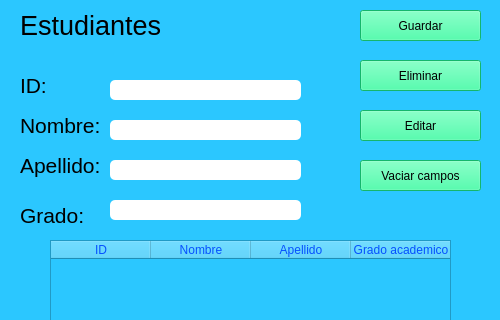
Old version of the form Interfaz.ui in the repository FranciscoMelen10/Practica-con-Qt-Desinger-y-Mysql; both pictures show x 0 to 500 and y 0 to 320 of the 500 by 500 pixel window.
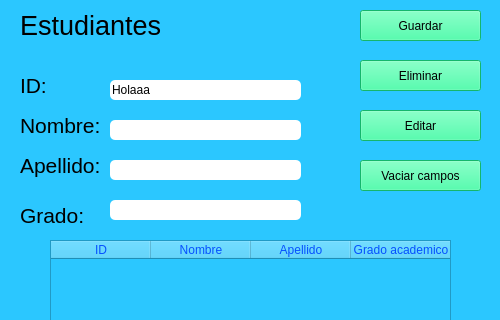
New version of the form.

```diff
--- a/Interfaz.ui
+++ b/Interfaz.ui
@@ -111,6 +111,9 @@
 color: rgb(0, 0, 0);
 border-radius: 5px;</string>
     </property>
+    <property name="text">
+     <string>Holaaa</string>
+    </property>
    </widget>
    <widget class="QPushButton" name="BT_Eliminar">
     <property name="geometry">
```
